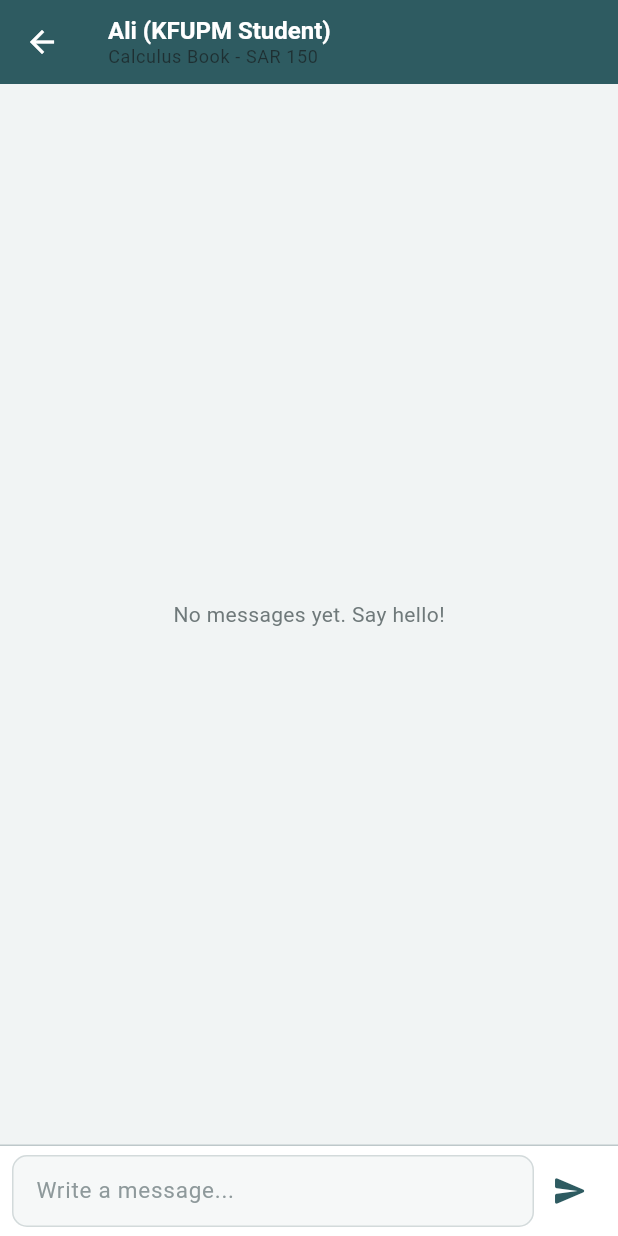
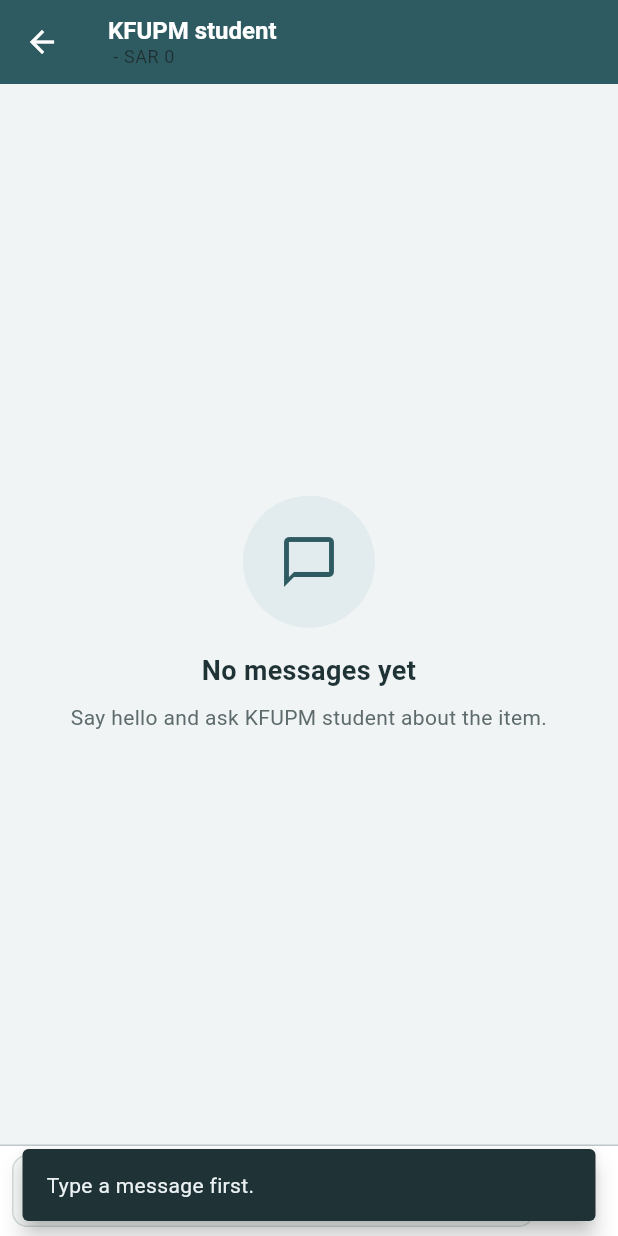
Before and after one commit to Abdulwahed25/SWE-463_project, a Flutter app: the ChatScreen screen opened by its route, after a tap on the "send" icon, on a phone screen of 412 x 824 dp. Run offline on Flutter 3.47's test engine with Material 3 defaults, Android fonts, the phone set to English and light mode, and no system bars; our stand-ins replace shared_preferences; accounts and stored records are empty.

Commit message:
Open a real chat from Message seller and validate messages

```diff
--- a/lib/app_routes.dart
+++ b/lib/app_routes.dart
@@ -33,13 +33,13 @@ class AppRoutes {
         listingDetail: (_) => const ListingDetailScreen(),
         messages: (_) => const MessagesScreen(),
         chat: (context) {
-          final args =
-              ModalRoute.of(context)?.settings.arguments as Map<String, dynamic>?;
+          // Arguments come from "Message seller" or from the Messages tab.
+          final args = ModalRoute.of(context)?.settings.arguments as Map<String, dynamic>? ?? {};
           return ChatScreen(
-            chatId: args?['chatId'] ?? 'chat_1',
-            peerName: args?['peerName'] ?? 'Ali (KFUPM Student)',
-            itemTitle: args?['itemTitle'] ?? 'Calculus Book',
-            itemPrice: (args?['itemPrice'] as num?)?.toDouble() ?? 150.0,
+            chatId: args['chatId'] as String? ?? '',
+            peerName: args['peerName'] as String? ?? 'KFUPM student',
+            itemTitle: args['itemTitle'] as String? ?? '',
+            itemPrice: (args['itemPrice'] as num?)?.toDouble() ?? 0,
           );
         },
         postListing: (_) => const PostListingScreen(),
--- a/lib/screens/chat_screen.dart
+++ b/lib/screens/chat_screen.dart
@@ -2,62 +2,80 @@ import 'package:flutter/material.dart';
 import 'package:provider/provider.dart';
 
 import '../providers/chat_provider.dart';
+import '../utils/format.dart';
 import '../widgets/chat_bubble.dart';
+import '../widgets/empty_state.dart';
 
+/// One conversation. Opened from "Message seller" or from the Messages tab.
 class ChatScreen extends StatefulWidget {
+  const ChatScreen({
+    super.key,
+    required this.chatId,
+    required this.peerName,
+    required this.itemTitle,
+    required this.itemPrice,
+  });
+
   final String chatId;
   final String peerName;
   final String itemTitle;
   final double itemPrice;
 
-  const ChatScreen({
-    super.key,
-    this.chatId = 'chat_1',
-    this.peerName = 'Ali (KFUPM Student)',
-    this.itemTitle = 'Calculus Book',
-    this.itemPrice = 150.0,
-  });
+  /// Longest message we accept.
+  static const int maxLength = 500;
 
   @override
   State<ChatScreen> createState() => _ChatScreenState();
 }
 
 class _ChatScreenState extends State<ChatScreen> {
-  final TextEditingController _textController = TextEditingController();
-  static const String _currentUserId = 'my_user_id';
+  final _textController = TextEditingController();
+  late final ChatProvider _chatProvider;
 
   @override
   void initState() {
     super.initState();
+    _chatProvider = context.read<ChatProvider>();
+    // Load the messages after the first frame (providers can't notify during build).
     WidgetsBinding.instance.addPostFrameCallback((_) {
-      context.read<ChatProvider>().enterChat(widget.chatId);
+      _chatProvider.enterChat(widget.chatId);
     });
   }
 
   @override
   void dispose() {
+    _chatProvider.leaveChat();
     _textController.dispose();
     super.dispose();
   }
 
-  void _sendMessage() {
+  Future<void> _send() async {
     final text = _textController.text.trim();
-    if (text.isEmpty) return;
+    final messenger = ScaffoldMessenger.of(context);
 
-    context.read<ChatProvider>().sendMessage(
-          chatId: widget.chatId,
-          text: text,
-          senderId: _currentUserId,
-        );
+    // Validation: empty or whitespace-only messages are not sent.
+    if (text.isEmpty) {
+      messenger
+        ..hideCurrentSnackBar()
+        ..showSnackBar(const SnackBar(content: Text('Type a message first.')));
+      return;
+    }
 
-    _textController.clear();
+    final ok = await _chatProvider.sendMessage(chatId: widget.chatId, text: text);
+    if (!mounted) return;
+    if (ok) {
+      _textController.clear();
+    } else {
+      messenger
+        ..hideCurrentSnackBar()
+        ..showSnackBar(const SnackBar(content: Text('Message not sent. Please try again.')));
+    }
   }
 
   @override
   Widget build(BuildContext context) {
     final theme = Theme.of(context);
-    final chatProvider = context.watch<ChatProvider>();
-    final messages = chatProvider.activeMessages;
+    final chat = context.watch<ChatProvider>();
 
     return Scaffold(
       appBar: AppBar(
@@ -66,7 +84,7 @@ class _ChatScreenState extends State<ChatScreen> {
           children: [
             Text(widget.peerName, style: const TextStyle(fontSize: 16)),
             Text(
-              '${widget.itemTitle} - SAR ${widget.itemPrice.toStringAsFixed(0)}',
+              '${widget.itemTitle} - ${formatPrice(widget.itemPrice)}',
               style: theme.textTheme.bodySmall?.copyWith(
                 color: theme.colorScheme.onSurface.withValues(alpha: 0.7),
               ),
@@ -76,27 +94,7 @@ class _ChatScreenState extends State<ChatScreen> {
       ),
       body: Column(
         children: [
-          Expanded(
-            child: messages.isEmpty
-                ? Center(
-                    child: Text(
-                      'No messages yet. Say hello!',
-                      style: TextStyle(color: theme.colorScheme.outline),
-                    ),
-                  )
-                : ListView.builder(
-                    reverse: true,
-                    padding: const EdgeInsets.symmetric(vertical: 8),
-                    itemCount: messages.length,
-                    itemBuilder: (context, index) {
-                      final message = messages[index];
-                      return ChatBubble(
-                        message: message,
-                        isMe: message.senderId == _currentUserId,
-                      );
-                    },
-                  ),
-          ),
+          Expanded(child: _buildMessages(chat)),
           const Divider(height: 1),
           SafeArea(
             child: Container(
@@ -106,21 +104,35 @@ class _ChatScreenState extends State<ChatScreen> {
                 children: [
                   Expanded(
                     child: TextField(
+                      key: const Key('chat_input'),
                       controller: _textController,
+                      maxLength: ChatScreen.maxLength,
                       textCapitalization: TextCapitalization.sentences,
                       decoration: const InputDecoration(
                         hintText: 'Write a message...',
                         border: InputBorder.none,
+                        counterText: '', // hide the 0/500 counter
                         contentPadding: EdgeInsets.symmetric(horizontal: 12),
                       ),
-                      onSubmitted: (_) => _sendMessage(),
+                      onSubmitted: (_) => _send(),
                     ),
                   ),
-                  IconButton(
-                    icon: const Icon(Icons.send_rounded),
-                    color: theme.colorScheme.primary,
-                    onPressed: _sendMessage,
-                  ),
+                  chat.isSending
+                      ? const Padding(
+                          padding: EdgeInsets.all(12),
+                          child: SizedBox(
+                            width: 22,
+                            height: 22,
+                            child: CircularProgressIndicator(strokeWidth: 2),
+                          ),
+                        )
+                      : IconButton(
+                          key: const Key('chat_send'),
+                          tooltip: 'Send',
+                          icon: const Icon(Icons.send_rounded),
+                          color: theme.colorScheme.primary,
+                          onPressed: _send,
+                        ),
                 ],
               ),
             ),
@@ -129,4 +141,40 @@ class _ChatScreenState extends State<ChatScreen> {
       ),
     );
   }
+
+  /// Loading, error, empty or the list of messages.
+  Widget _buildMessages(ChatProvider chat) {
+    if (chat.isLoadingMessages) {
+      return const Center(child: CircularProgressIndicator());
+    }
+    if (chat.messagesError != null) {
+      return EmptyState(
+        icon: Icons.error_outline,
+        title: 'Could not load messages',
+        message: chat.messagesError!,
+        buttonText: 'Try again',
+        onPressed: () => chat.enterChat(widget.chatId),
+      );
+    }
+    final messages = chat.activeMessages;
+    if (messages.isEmpty) {
+      return EmptyState(
+        icon: Icons.chat_bubble_outline,
+        title: 'No messages yet',
+        message: 'Say hello and ask ${widget.peerName} about the item.',
+      );
+    }
+    return ListView.builder(
+      reverse: true, // newest message at the bottom
+      padding: const EdgeInsets.symmetric(vertical: 8),
+      itemCount: messages.length,
+      itemBuilder: (context, index) {
+        final message = messages[index];
+        return ChatBubble(
+          message: message,
+          isMe: message.senderId == chat.currentUserId,
+        );
+      },
+    );
+  }
 }
--- a/lib/screens/listing_detail_screen.dart
+++ b/lib/screens/listing_detail_screen.dart
@@ -4,6 +4,7 @@ import 'package:provider/provider.dart';
 import '../app_routes.dart';
 import '../models/listing.dart';
 import '../providers/auth_provider.dart';
+import '../providers/chat_provider.dart';
 import '../providers/listings_provider.dart';
 import '../theme.dart';
 import '../utils/auth_dialog.dart';
@@ -150,6 +151,29 @@ class ListingDetailScreen extends StatelessWidget {
     );
   }
 
+  /// Finds or creates the chat with the seller, then opens the Chat screen.
+  Future<void> _openChat(BuildContext context, Listing listing) async {
+    final navigator = Navigator.of(context);
+    final messenger = ScaffoldMessenger.of(context);
+    try {
+      final chat = await context.read<ChatProvider>().openChatForListing(listing);
+      if (chat == null) return;
+      navigator.pushNamed(
+        AppRoutes.chat,
+        arguments: {
+          'chatId': chat.id,
+          'peerName': listing.sellerName,
+          'itemTitle': listing.title,
+          'itemPrice': listing.price,
+        },
+      );
+    } catch (e) {
+      messenger.showSnackBar(
+        const SnackBar(content: Text("Couldn't open the chat. Try again.")),
+      );
+    }
+  }
+
   List<Widget> _actions(BuildContext context, Listing listing, bool isMine) {
     if (isMine) {
       return [
@@ -176,16 +200,7 @@ class ListingDetailScreen extends StatelessWidget {
                   );
                   return;
                 }
-                Navigator.pushNamed(
-                  context,
-                  AppRoutes.chat,
-                  arguments: {
-                    'chatId': 'chat_${listing.id}',
-                    'peerName': listing.sellerName,
-                    'itemTitle': listing.title,
-                    'itemPrice': listing.price,
-                  },
-                );
+                _openChat(context, listing);
               },
         child: Text(listing.isSold ? 'This item is sold' : 'Message seller'),
       ),
```
